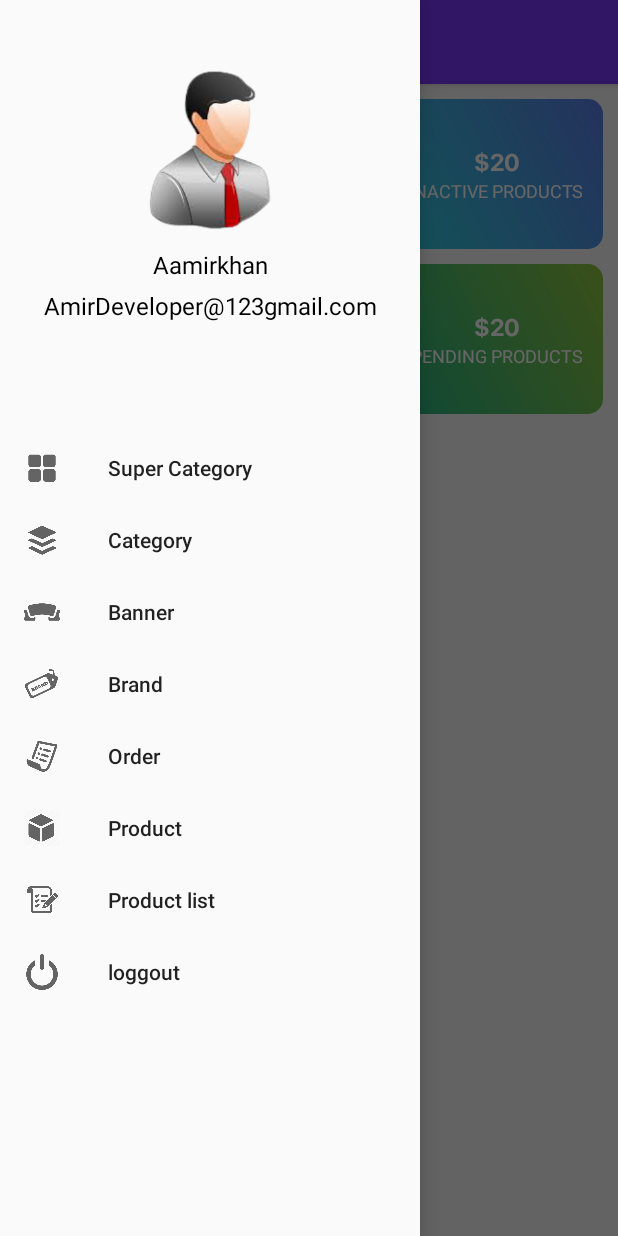
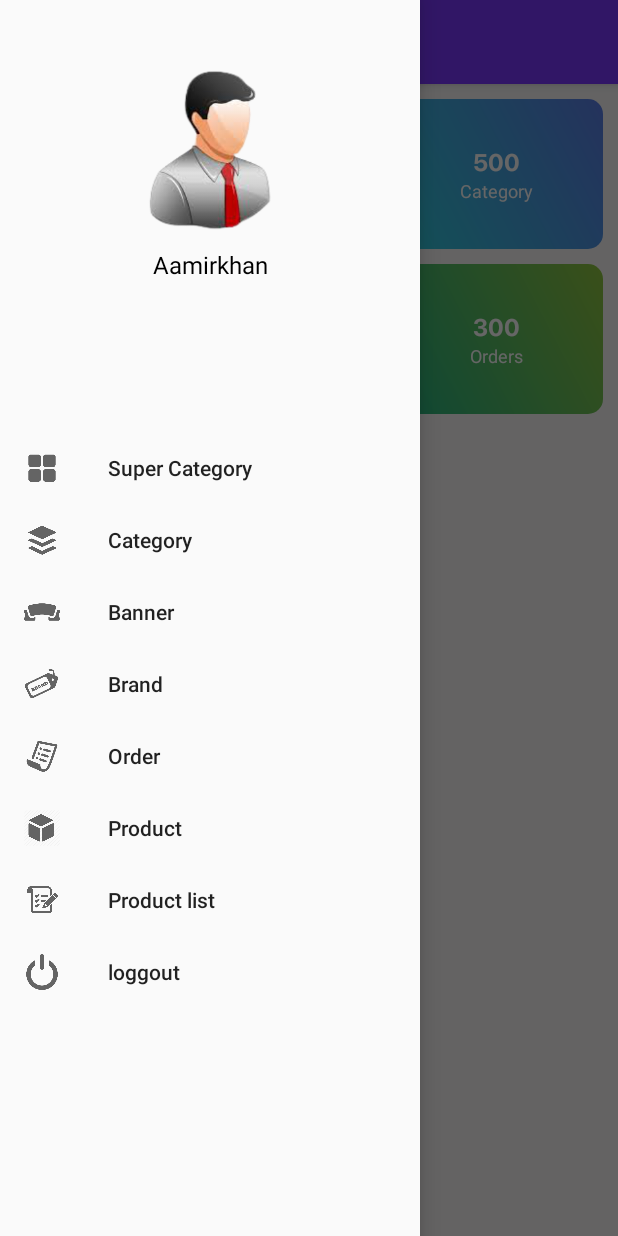
Before and after one commit to Amirkhan5949/E_Commerce_Admin, an Android app: the screen it shows after launch once a user with an empty profile is signed in (DashBoardActivity), with the side drawer open, on a phone screen of 412 x 824 dp. Run offline under Robolectric (Android 15) with nearby library versions, the phone set to English and light mode, and no system bars; our stand-ins replace Firebase (no records; nobody signed in at launch, a user with empty details on screens opened directly), Picasso; libraries missing offline, so code that uses them is left out: com.orhanobut.dialogplus; pictures from the network do not load; 2 statements that could not run were skipped.

Commit message:
Some Bug fix

```diff
--- a/app/src/main/java/com/example/e_commerce_admin/activity/DashBoardActivity.java
+++ b/app/src/main/java/com/example/e_commerce_admin/activity/DashBoardActivity.java
@@ -26,7 +26,10 @@ import com.google.android.gms.tasks.OnCompleteListener;
 import com.google.android.gms.tasks.Task;
 import com.google.android.material.navigation.NavigationView;
 import com.google.firebase.auth.FirebaseAuth;
+import com.google.firebase.database.DataSnapshot;
+import com.google.firebase.database.DatabaseError;
 import com.google.firebase.database.FirebaseDatabase;
+import com.google.firebase.database.ValueEventListener;
 import com.google.firebase.messaging.FirebaseMessaging;
 
 import static androidx.core.view.GravityCompat.START;
@@ -81,6 +84,24 @@ public class DashBoardActivity extends AppCompatActivity {
 
         textView1 = ll_layout.findViewById(R.id.name);
         textView2 = ll_layout.findViewById(R.id.email);
+
+
+        FirebaseDatabase.getInstance().getReference()
+                .child("Admin")
+                .child(FirebaseAuth.getInstance().getUid())
+                .addListenerForSingleValueEvent(new ValueEventListener() {
+                    @Override
+                    public void onDataChange(@NonNull DataSnapshot snapshot) {
+                        Log.i("dsfsfs", "onDataChange: "+snapshot.toString());
+                        textView1.setText(snapshot.child("Username").getValue().toString());
+                        textView2.setText(snapshot.child("email").getValue(String.class));
+                    }
+
+                    @Override
+                    public void onCancelled(@NonNull DatabaseError error) {
+
+                    }
+                });
 
         textView1.setText("Aamirkhan");
         textView2.setText("AmirDeveloper@123gmail.com");
--- a/app/src/main/res/layout/activity_dash_board.xml
+++ b/app/src/main/res/layout/activity_dash_board.xml
@@ -82,7 +82,8 @@
                                         android:layout_gravity="center"
                                         android:layout_width="40dp"
                                         android:layout_height="40dp"
-                                        android:src="@drawable/total_busness"
+                                        android:padding="3dp"
+                                        android:src="@drawable/super_cat"
                                         app:tint="@color/white" />
 
                                     <LinearLayout
@@ -98,7 +99,7 @@
                                             android:layout_height="wrap_content"
                                             android:textSize="16sp"
                                             android:fontFamily="@font/bold"
-                                            android:text="$20"
+                                            android:text="100"
                                             android:id="@+id/tv_totalno"
                                             android:textColor="@color/white"
                                             />
@@ -110,7 +111,7 @@
                                             android:layout_width="wrap_content"
                                             android:layout_height="wrap_content"
                                             android:textSize="12sp"
-                                            android:text="Total Business"
+                                            android:text="Super Category"
                                             android:textColor="@color/white"
                                             />
 
@@ -138,7 +139,7 @@
                                         android:layout_gravity="center"
                                         android:layout_width="40dp"
                                         android:layout_height="40dp"
-                                        android:src="@drawable/pending"
+                                        android:src="@drawable/category"
                                         app:tint="@color/white" />
 
                                     <LinearLayout
@@ -155,7 +156,7 @@
                                             android:textSize="16sp"
                                             android:fontFamily="@font/bold"
                                             android:id="@+id/tv_inactiveno"
-                                            android:text="$20"
+                                            android:text="500"
                                             android:textColor="@color/white"
                                             />
 
@@ -166,7 +167,7 @@
                                             android:layout_width="wrap_content"
                                             android:layout_height="wrap_content"
                                             android:textSize="12sp"
-                                            android:text="INACTIVE PRODUCTS"
+                                            android:text="Category"
                                             android:textColor="@color/white"
                                             />
 
@@ -201,7 +202,7 @@
                                         android:layout_gravity="center"
                                         android:layout_width="40dp"
                                         android:layout_height="40dp"
-                                        android:src="@drawable/appruved"
+                                        android:src="@drawable/brand"
                                         app:tint="@color/white" />
 
                                     <LinearLayout
@@ -217,7 +218,7 @@
                                             android:layout_height="wrap_content"
                                             android:textSize="16sp"
                                             android:fontFamily="@font/bold"
-                                            android:text="$20"
+                                            android:text="200"
                                             android:id="@+id/tv_approvedno"
                                             android:textColor="@color/white"
                                             />
@@ -229,7 +230,7 @@
                                             android:layout_width="wrap_content"
                                             android:layout_height="wrap_content"
                                             android:textSize="12sp"
-                                            android:text="APPROVED PRODUCTS"
+                                            android:text="Brands"
                                             android:textColor="@color/white"
                                             />
 
@@ -256,7 +257,7 @@
                                         android:layout_gravity="center"
                                         android:layout_width="40dp"
                                         android:layout_height="40dp"
-                                        android:src="@drawable/inactive"
+                                        android:src="@drawable/total_busness"
                                         app:tint="@color/white" />
 
                                     <LinearLayout
@@ -273,7 +274,7 @@
                                             android:textSize="16sp"
                                             android:fontFamily="@font/bold"
                                             android:id="@+id/tv_pendingno"
-                                            android:text="$20"
+                                            android:text="300"
                                             android:textColor="@color/white"
                                             />
 
@@ -284,7 +285,7 @@
                                             android:layout_width="wrap_content"
                                             android:layout_height="wrap_content"
                                             android:textSize="12sp"
-                                            android:text="PENDING PRODUCTS"
+                                            android:text="Orders"
                                             android:textColor="@color/white"
                                             />
 
```
Also changed, not shown: app/src/main/java/com/example/e_commerce_admin/activity/AddProductActivity.java (+149 -125 lines), app/src/main/java/com/example/e_commerce_admin/adapter/Order_Adapter.java (+5 -2 lines), app/src/main/java/com/example/e_commerce_admin/model/Order.java (+21 -0 lines).
